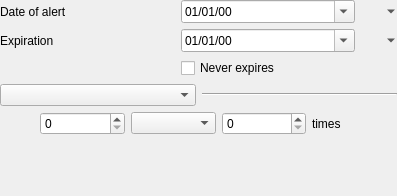
Above: plugins/alertplugin/alertitemtimingeditorwidget.ui from FreeHealth/freehealth before the change. Below: the same form after it.
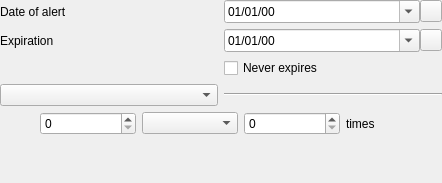
That is the form after the change. Custom widgets are drawn as their Qt base class.

Patch:
```diff
--- a/plugins/alertplugin/alertitemtimingeditorwidget.ui
+++ b/plugins/alertplugin/alertitemtimingeditorwidget.ui
@@ -6,8 +6,8 @@
    <rect>
     <x>0</x>
     <y>0</y>
-    <width>397</width>
-    <height>196</height>
+    <width>442</width>
+    <height>183</height>
    </rect>
   </property>
   <property name="windowTitle">
@@ -25,6 +25,11 @@
     </widget>
    </item>
    <item row="0" column="1">
+    <layout class="QHBoxLayout" name="horizontalLayout_2">
+     <property name="spacing">
+      <number>0</number>
+     </property>
+     <item>
     <widget class="QDateEdit" name="startDate">
      <property name="sizePolicy">
       <sizepolicy hsizetype="Preferred" vsizetype="Fixed">
@@ -43,21 +48,26 @@
      </property>
     </widget>
    </item>
-   <item row="0" column="2">
+     <item>
     <widget class="Utils::PeriodSelectorToolButton" name="startPeriodSelector">
-     <property name="text">
-      <string/>
+       <property name="minimumSize">
+        <size>
+         <width>20</width>
+         <height>20</height>
+        </size>
+       </property>
+       <property name="maximumSize">
+        <size>
+         <width>22</width>
+         <height>22</height>
+        </size>
      </property>
      <property name="popupMode">
-      <enum>QToolButton::MenuButtonPopup</enum>
-     </property>
-     <property name="autoRaise">
-      <bool>true</bool>
-     </property>
-     <property name="arrowType">
-      <enum>Qt::NoArrow</enum>
-     </property>
-    </widget>
+        <enum>QToolButton::InstantPopup</enum>
+       </property>
+      </widget>
+     </item>
+    </layout>
    </item>
    <item row="1" column="0">
     <widget class="QLabel" name="label_2">
@@ -67,6 +77,11 @@
     </widget>
    </item>
    <item row="1" column="1">
+    <layout class="QHBoxLayout" name="horizontalLayout_4">
+     <property name="spacing">
+      <number>0</number>
+     </property>
+     <item>
     <widget class="QDateEdit" name="endDate">
      <property name="sizePolicy">
       <sizepolicy hsizetype="Preferred" vsizetype="Fixed">
@@ -85,30 +100,42 @@
      </property>
     </widget>
    </item>
-   <item row="1" column="2">
+     <item>
     <widget class="Utils::PeriodSelectorToolButton" name="endPeriodSelector">
-     <property name="text">
-      <string/>
+       <property name="minimumSize">
+        <size>
+         <width>20</width>
+         <height>20</height>
+        </size>
+       </property>
+       <property name="maximumSize">
+        <size>
+         <width>22</width>
+         <height>22</height>
+        </size>
      </property>
      <property name="popupMode">
-      <enum>QToolButton::MenuButtonPopup</enum>
-     </property>
-     <property name="autoRaise">
-      <bool>true</bool>
-     </property>
-     <property name="arrowType">
-      <enum>Qt::NoArrow</enum>
-     </property>
-    </widget>
+        <enum>QToolButton::InstantPopup</enum>
+       </property>
+      </widget>
+     </item>
+    </layout>
    </item>
    <item row="2" column="1">
+    <layout class="QHBoxLayout" name="horizontalLayout_5">
+     <item>
     <widget class="QCheckBox" name="neverExpires">
+       <property name="layoutDirection">
+        <enum>Qt::LeftToRight</enum>
+       </property>
      <property name="text">
       <string>Never expires</string>
      </property>
     </widget>
    </item>
-   <item row="3" column="0" colspan="3">
+    </layout>
+   </item>
+   <item row="3" column="0" colspan="2">
     <layout class="QHBoxLayout" name="horizontalLayout_3">
      <item>
       <widget class="QComboBox" name="cycleCombo"/>
@@ -122,7 +149,7 @@
      </item>
     </layout>
    </item>
-   <item row="4" column="0" colspan="3">
+   <item row="4" column="0" colspan="2">
     <layout class="QHBoxLayout" name="horizontalLayout">
      <item>
       <spacer name="horizontalSpacer">
```
Lines whose indentation alone changed are shown as unchanged.
